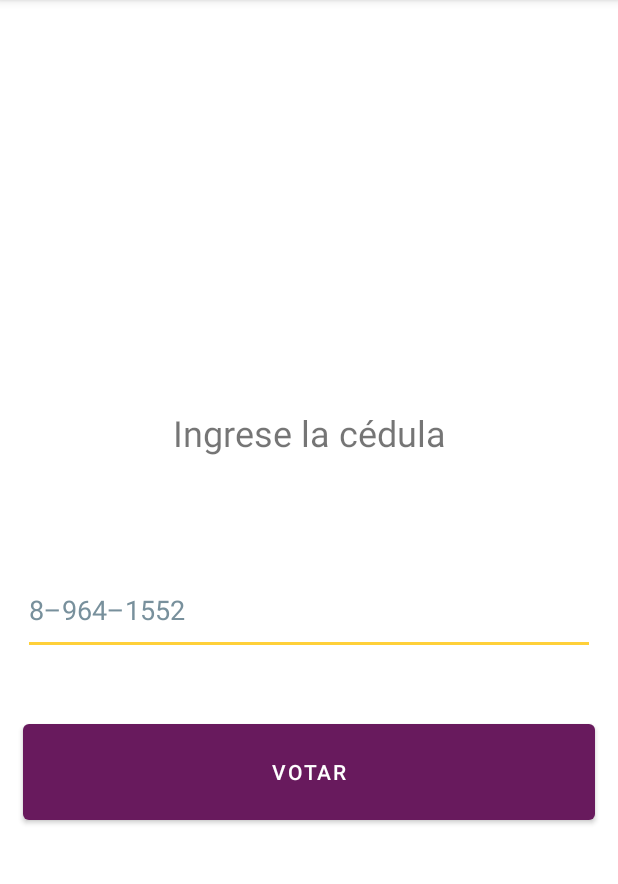
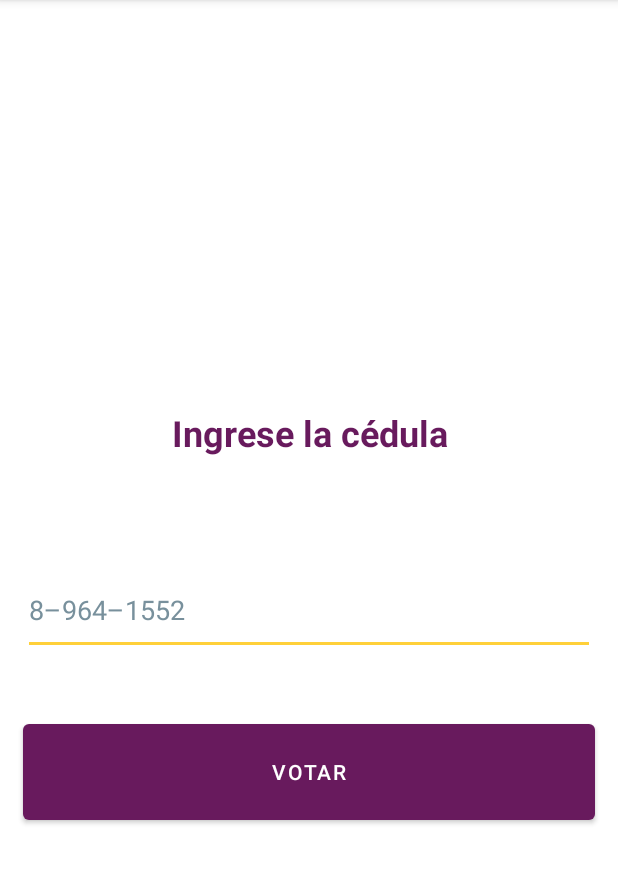
Before and after one commit to bryanjtc/RectorVotingApp, an Android app: the screen it shows after launch (MainActivity), on a phone screen of 412 x 824 dp, the part 84-968 px from its top. Run offline under Robolectric (Android 15) with nearby library versions, the phone set to English and light mode, and no system bars; our stand-ins replace Firebase (no records; nobody signed in at launch, a user with empty details on screens opened directly).

Commit message:
Update activity_main.xml

```diff
--- a/app/src/main/res/layout/activity_main.xml
+++ b/app/src/main/res/layout/activity_main.xml
@@ -17,7 +17,9 @@
             android:layout_marginTop="200dp"
             android:gravity="center_horizontal|center_vertical"
             android:text="@string/ingrese_la_cedula"
-            android:textSize="24sp" />
+            android:textColor="#681A5D"
+            android:textSize="24sp"
+            android:textStyle="bold" />
 
         <EditText
             android:id="@+id/et_cedula"
```
